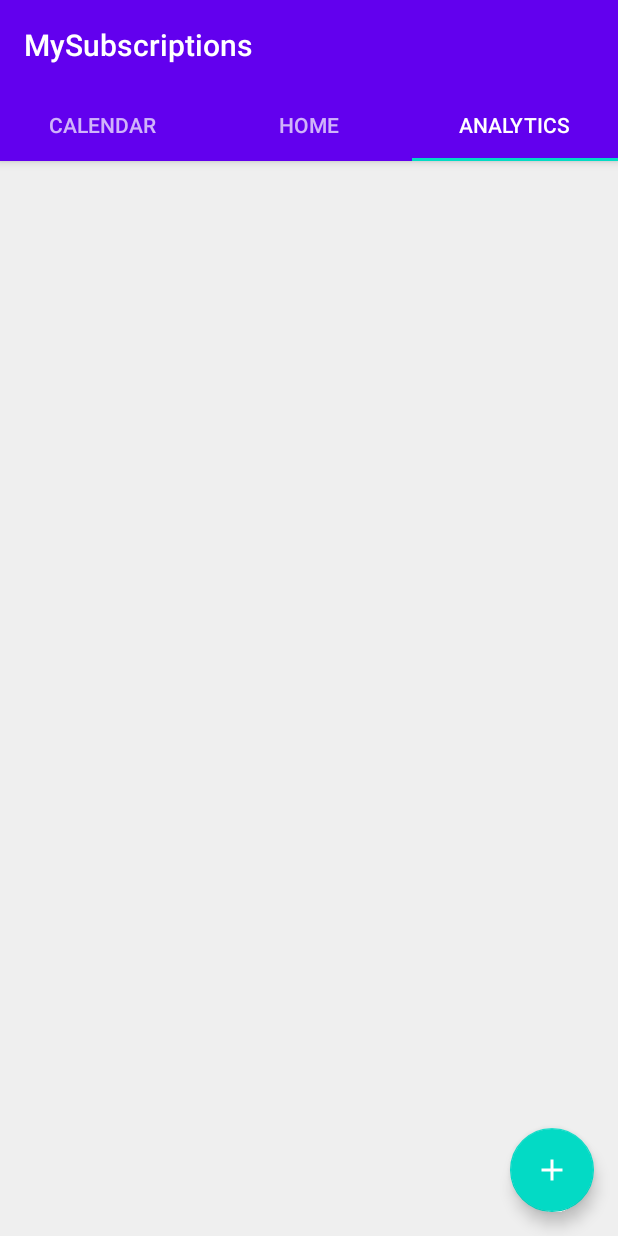
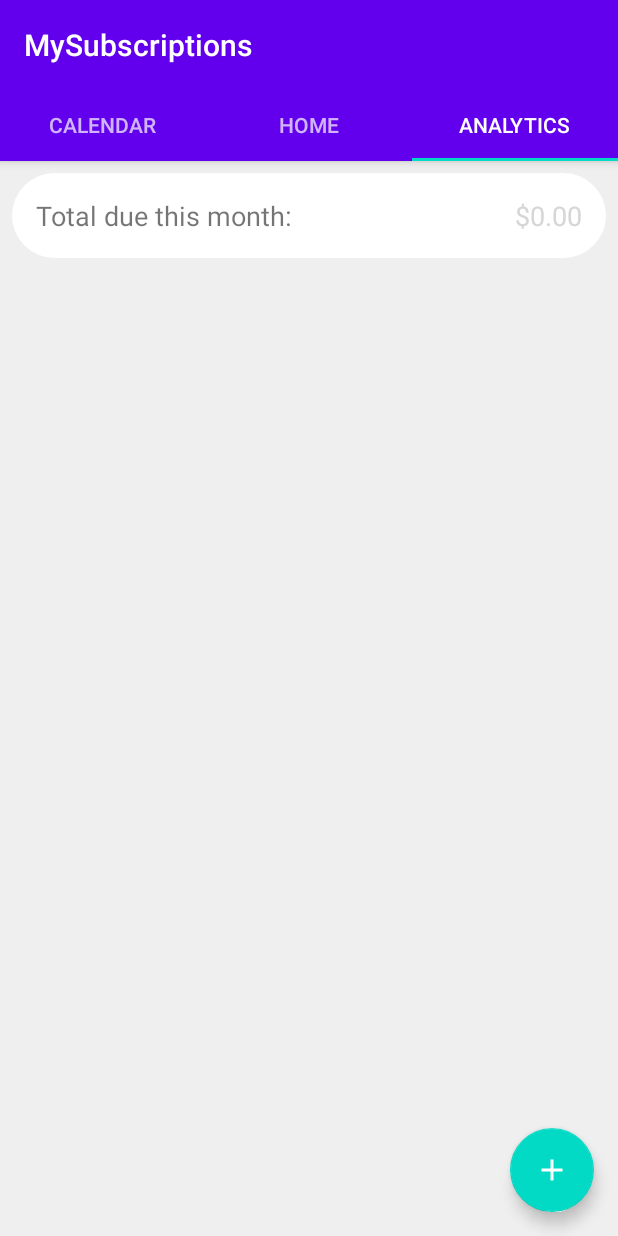
Before and after one commit to mpagliaro98/my-subscriptions, an Android app: the screen it shows after launch (MainActivity), tab 3 chosen, on a phone screen of 412 x 824 dp. Run offline under Robolectric (Android 15) with nearby library versions, the phone set to English and light mode, and no system bars; 1 statement that could not run was skipped.

Commit message:
Set the groundwork for the first analytic and its view.

```diff
--- a/app/src/main/java/com/mpagliaro98/mysubscriptions/ui/tabs/FragmentAnalytics.java
+++ b/app/src/main/java/com/mpagliaro98/mysubscriptions/ui/tabs/FragmentAnalytics.java
@@ -12,8 +12,11 @@ import android.view.ViewGroup;
 import android.widget.TextView;
 import com.mpagliaro98.mysubscriptions.R;
 import com.mpagliaro98.mysubscriptions.model.SharedViewModel;
+import com.mpagliaro98.mysubscriptions.model.Subscription;
 import com.mpagliaro98.mysubscriptions.ui.MainActivity;
 import com.mpagliaro98.mysubscriptions.ui.interfaces.SavedStateCompatible;
+
+import java.util.Locale;
 
 /**
  * A fragment containing the view for the analytics tab.
@@ -37,7 +40,6 @@ public class FragmentAnalytics extends Fragment implements SavedStateCompatible
         MainActivity mainActivity = (MainActivity)getActivity();
         assert mainActivity != null;
         model = new ViewModelProvider(mainActivity).get(SharedViewModel.class);
-        model.setName("Analytics Tab");
     }
 
     /**
@@ -52,13 +54,7 @@ public class FragmentAnalytics extends Fragment implements SavedStateCompatible
             @NonNull LayoutInflater inflater, ViewGroup container,
             Bundle savedInstanceState) {
         View root = inflater.inflate(R.layout.fragment_analytics_tab, container, false);
-        final TextView textView = root.findViewById(R.id.section_label);
-        model.getText().observe(getViewLifecycleOwner(), new Observer<String>() {
-            @Override
-            public void onChanged(@Nullable String s) {
-                textView.setText(s);
-            }
-        });
+        calculateAnalytics(root, model);
         return root;
     }
 
@@ -81,4 +77,37 @@ public class FragmentAnalytics extends Fragment implements SavedStateCompatible
     public void applySavedState(@NonNull final Bundle savedState, View root) {
 
     }
+
+    //////////////////////////////////////////////////////////////////////////////////////////
+    // PRIVATE METHODS ///////////////////////////////////////////////////////////////////////
+    //////////////////////////////////////////////////////////////////////////////////////////
+
+    /**
+     * Calculate the set of analytics that get displayed in the main layout on the
+     * analytics tab. This calculates each analytic, then adds it to its respective
+     * view.
+     * @param root the root view of this tab
+     * @param model the model containing all subscription data
+     */
+    private void calculateAnalytics(View root, SharedViewModel model) {
+        // calculate total due this month
+        double totalDueThisMonth = calculateTotalThisMonth(model);
+        // add it to the proper view
+        TextView textDueThisMonth = root.findViewById(R.id.analytics_data_thismonth);
+        String displayText = String.format(Locale.US, getString(R.string.cost_format), totalDueThisMonth);
+        textDueThisMonth.setText(displayText);
+    }
+
+    /**
+     * Calculates the analytic for total amount due in the current month.
+     * @param model the model containing all subscription data
+     * @return the total dollar amount due this month as a double
+     */
+    private double calculateTotalThisMonth(SharedViewModel model) {
+        double totalDueThisMonth = 0;
+        for (Subscription sub : model.getFullSubscriptionList()) {
+
+        }
+        return totalDueThisMonth;
+    }
 }
--- a/app/src/main/res/layout/fragment_analytics_tab.xml
+++ b/app/src/main/res/layout/fragment_analytics_tab.xml
@@ -2,22 +2,68 @@
 <androidx.constraintlayout.widget.ConstraintLayout xmlns:android="http://schemas.android.com/apk/res/android"
     xmlns:app="http://schemas.android.com/apk/res-auto"
     xmlns:tools="http://schemas.android.com/tools"
-    android:id="@+id/constraintLayout"
     android:layout_width="match_parent"
     android:layout_height="match_parent"
     tools:context=".ui.tabs.FragmentHome">
 
-    <TextView
-        android:id="@+id/section_label"
-        android:layout_width="wrap_content"
-        android:layout_height="wrap_content"
-        android:layout_marginStart="@dimen/activity_horizontal_margin"
-        android:layout_marginTop="@dimen/activity_vertical_margin"
-        android:layout_marginEnd="@dimen/activity_horizontal_margin"
-        android:layout_marginBottom="@dimen/activity_vertical_margin"
-        app:layout_constraintLeft_toLeftOf="parent"
-        app:layout_constraintTop_toTopOf="@+id/constraintLayout"
-        tools:layout_constraintLeft_creator="1"
-        tools:layout_constraintTop_creator="1" />
+    <ScrollView
+        android:layout_width="0dp"
+        android:layout_height="0dp"
+        app:layout_constraintBottom_toBottomOf="parent"
+        app:layout_constraintEnd_toEndOf="parent"
+        app:layout_constraintStart_toStartOf="parent"
+        app:layout_constraintTop_toTopOf="parent">
 
+        <androidx.constraintlayout.widget.ConstraintLayout
+            android:layout_width="match_parent"
+            android:layout_height="wrap_content">
+
+            <androidx.constraintlayout.widget.ConstraintLayout
+                android:id="@+id/constrLayout"
+                android:layout_width="0dp"
+                android:layout_height="wrap_content"
+                android:layout_marginStart="8dp"
+                android:layout_marginLeft="8dp"
+                android:layout_marginTop="8dp"
+                android:layout_marginEnd="8dp"
+                android:layout_marginRight="8dp"
+                android:layout_marginBottom="8dp"
+                android:background="@drawable/rounded_box_background"
+                app:layout_constraintBottom_toBottomOf="parent"
+                app:layout_constraintEnd_toEndOf="parent"
+                app:layout_constraintStart_toStartOf="parent"
+                app:layout_constraintTop_toTopOf="parent">
+
+                <TextView
+                    android:id="@+id/analytics_text_thismonth"
+                    android:layout_width="0dp"
+                    android:layout_height="wrap_content"
+                    android:layout_marginStart="16dp"
+                    android:layout_marginLeft="16dp"
+                    android:layout_marginTop="16dp"
+                    android:layout_marginBottom="16dp"
+                    android:text="@string/analytics_thismonth"
+                    android:textSize="18sp"
+                    app:layout_constraintBottom_toBottomOf="parent"
+                    app:layout_constraintStart_toStartOf="parent"
+                    app:layout_constraintTop_toTopOf="parent" />
+
+                <TextView
+                    android:id="@+id/analytics_data_thismonth"
+                    android:layout_width="0dp"
+                    android:layout_height="wrap_content"
+                    android:layout_marginStart="16dp"
+                    android:layout_marginLeft="16dp"
+                    android:layout_marginEnd="16dp"
+                    android:layout_marginRight="16dp"
+                    android:gravity="right"
+                    android:textColor="@color/solid_black"
+                    android:textSize="18sp"
+                    app:layout_constraintEnd_toEndOf="parent"
+                    app:layout_constraintStart_toEndOf="@+id/analytics_text_thismonth"
+                    app:layout_constraintTop_toTopOf="@+id/analytics_text_thismonth" />
+
+            </androidx.constraintlayout.widget.ConstraintLayout>
+        </androidx.constraintlayout.widget.ConstraintLayout>
+    </ScrollView>
 </androidx.constraintlayout.widget.ConstraintLayout>
--- a/app/src/main/res/values/strings.xml
+++ b/app/src/main/res/values/strings.xml
@@ -66,6 +66,9 @@
     <string name="home_snackbar_ioexception">Something went wrong accessing your saved subscriptions.</string>
     <string name="no_memory_exception">Your device does not have enough storage space available.</string>
 
+    <!-- Analytics tab strings -->
+    <string name="analytics_thismonth">Total due this month:</string>
+
     <!-- Notification strings -->
     <string name="notification_channel_name">Subscription Notifications</string>
     <string name="notification_channel_description">Notifications related to when upcoming subscription payments will occur.</string>
```
